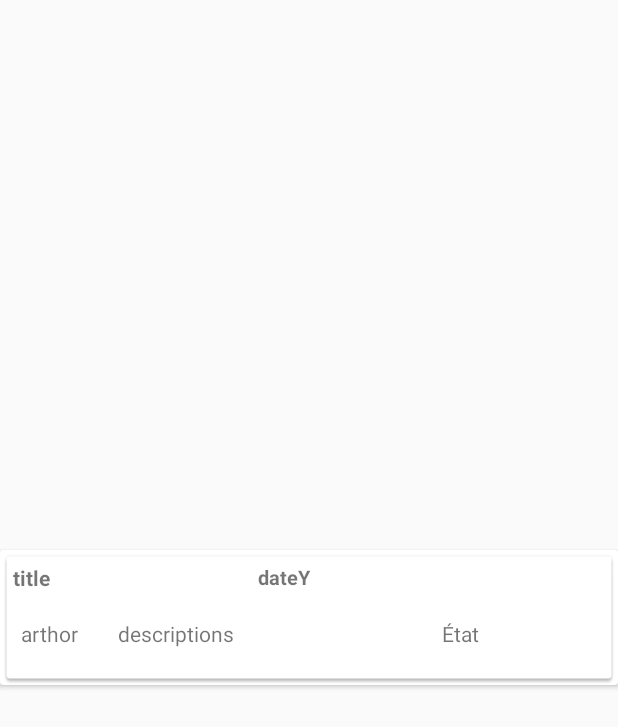
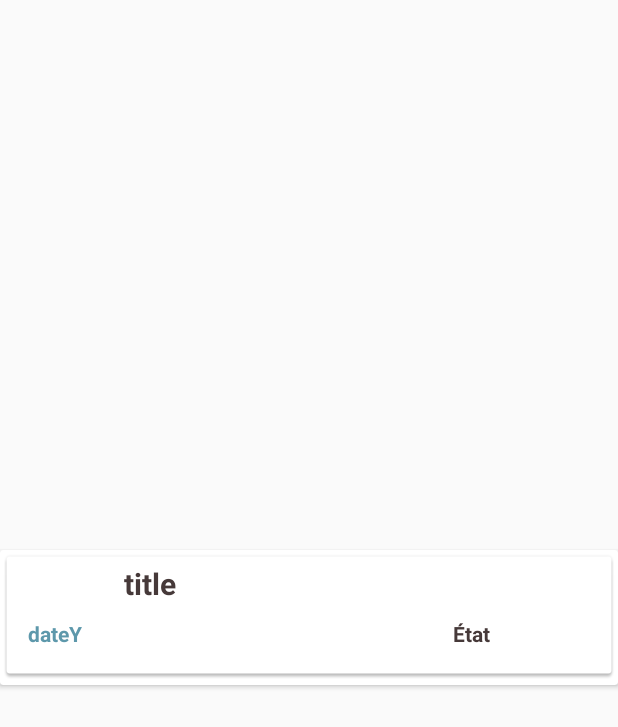
Before and after one commit to JEESY0118/PolyCare, an Android app: the layout card_view.xml on its own in the app's theme, with its tools: preview values and no code run, on a phone screen of 412 x 824 dp. Shown: the top 727 px of the screen. Run offline under Robolectric (Android 15) with nearby library versions, the phone set to English and light mode, and no system bars.

Commit message:
changed layout

```diff
--- a/app/src/main/java/com/project/polycare_f/fragment/HomePageFragment.java
+++ b/app/src/main/java/com/project/polycare_f/fragment/HomePageFragment.java
@@ -10,6 +10,8 @@ import android.support.v4.app.Fragment;
 import android.support.v7.widget.GridLayoutManager;
 import android.support.v7.widget.RecyclerView;
 import android.view.LayoutInflater;
+import android.view.Menu;
+import android.view.MenuItem;
 import android.view.MotionEvent;
 import android.view.View;
 import android.view.ViewGroup;
@@ -19,6 +21,7 @@ import android.widget.Spinner;
 import android.widget.Toast;
 
 import com.project.polycare_f.R;
+import com.project.polycare_f.activity.ChangeEventActivity;
 import com.project.polycare_f.activity.DeclarationActivity;
 import com.project.polycare_f.data.DBHelper;
 import com.project.polycare_f.data.Event;
--- /dev/null
+++ b/app/src/main/res/drawable/ic_expand_more_black_24dp.xml
@@ -0,0 +1,5 @@
+<vector android:height="24dp" android:tint="#2993C5"
+    android:viewportHeight="24.0" android:viewportWidth="24.0"
+    android:width="24dp" xmlns:android="http://schemas.android.com/apk/res/android">
+    <path android:fillColor="#FF000000" android:pathData="M16.59,8.59L12,13.17 7.41,8.59 6,10l6,6 6,-6z"/>
+</vector>
--- a/app/src/main/res/layout/activity_main.xml
+++ b/app/src/main/res/layout/activity_main.xml
@@ -60,7 +60,7 @@
         android:layout_width="match_parent"
         android:layout_height="match_parent"
         android:layout_above="@id/bottom_menu"
-        android:background="?android:attr/windowBackgroundFallback">
+        android:background="@color/common_google_signin_btn_text_dark_pressed">
 
     </FrameLayout>
 
--- a/app/src/main/res/layout/card_view.xml
+++ b/app/src/main/res/layout/card_view.xml
@@ -13,6 +13,7 @@
     <LinearLayout
         android:layout_width="match_parent"
         android:layout_height="match_parent"
+        android:layout_marginBottom="3dp"
         android:background="@drawable/common_google_signin_btn_icon_light_normal_background"
         android:gravity="bottom"
         android:orientation="vertical">
@@ -22,30 +23,21 @@
             android:layout_height="35dp">
 
             <TextView
+                android:id="@+id/circle"
+                android:layout_width="0dp"
+                android:layout_height="match_parent"
+                android:layout_weight="0.3" />
+
+            <TextView
                 android:id="@+id/title"
                 android:layout_width="0dp"
                 android:layout_height="match_parent"
-                android:layout_weight="1"
+                android:layout_weight="1.3"
                 android:gravity="left"
                 android:text="@string/title"
+                android:textColor="#463939"
+                android:textSize="20sp"
                 android:textStyle="bold" />
-
-            <TextView
-                android:id="@+id/date"
-                android:layout_width="0dp"
-                android:layout_height="match_parent"
-                android:layout_marginLeft="10dp"
-                android:layout_weight="1"
-                android:gravity="left"
-                android:text="@string/datey"
-                android:textSize="13sp"
-                android:textStyle="bold" />
-
-            <TextView
-                android:id="@+id/circle"
-                android:layout_width="0dp"
-                android:layout_height="match_parent"
-                android:layout_weight="0.5" />
 
         </LinearLayout>
 
@@ -57,28 +49,26 @@
             android:orientation="horizontal">
 
             <TextView
-                android:id="@+id/arthor"
+                android:id="@+id/date"
                 android:layout_width="0dp"
                 android:layout_height="match_parent"
-                android:layout_marginStart="5dp"
-                android:layout_weight="0.3"
+                android:layout_marginLeft="10dp"
+                android:layout_weight="0.7"
                 android:gravity="left"
-                android:text="@string/arthor" />
-
-            <TextView
-                android:id="@+id/description"
-                android:layout_width="0dp"
-                android:layout_height="match_parent"
-                android:layout_weight="1"
-                android:gravity="left"
-                android:text="@string/descriptions" />
+                android:text="@string/datey"
+                android:textColor="#5d98ab"
+                android:textSize="14sp"
+                android:textStyle="bold" />
 
             <TextView
                 android:id="@+id/state"
                 android:layout_width="0dp"
                 android:layout_height="match_parent"
-                android:layout_weight="0.5"
-                android:text="@string/tat" />
+                android:layout_weight="0.6"
+                android:text="@string/tat"
+                android:textAlignment="center"
+                android:textColor="#463939"
+                android:textStyle="bold" />
 
         </LinearLayout>
 
```
Also changed, not shown: app/src/main/java/com/project/polycare_f/adapter/RecyclerViewAdapter.java (+4 -8 lines), app/src/main/res/menu/top_choix.xml (added, +10 -0 lines).
